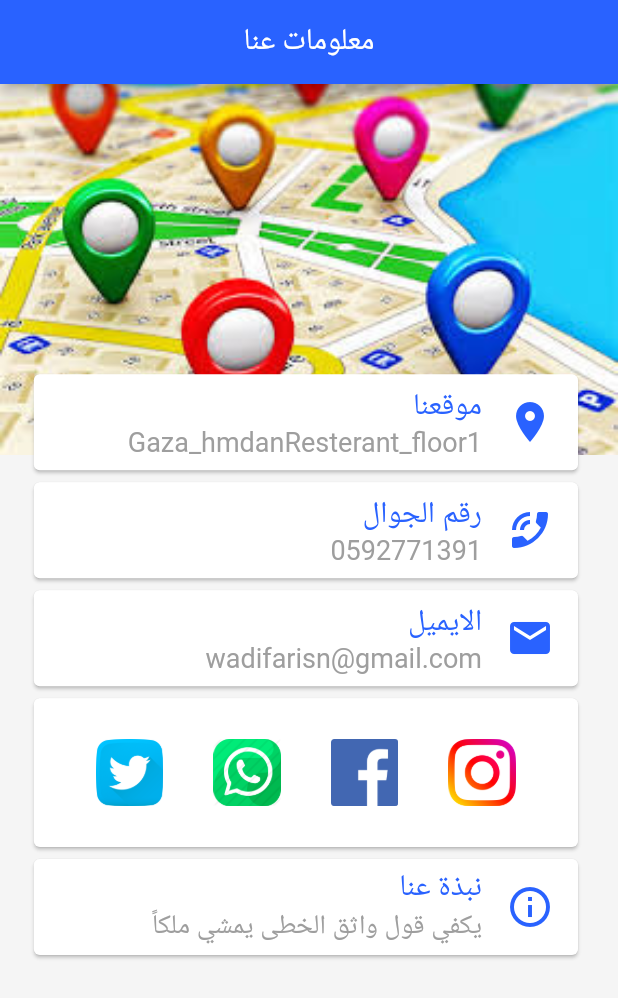
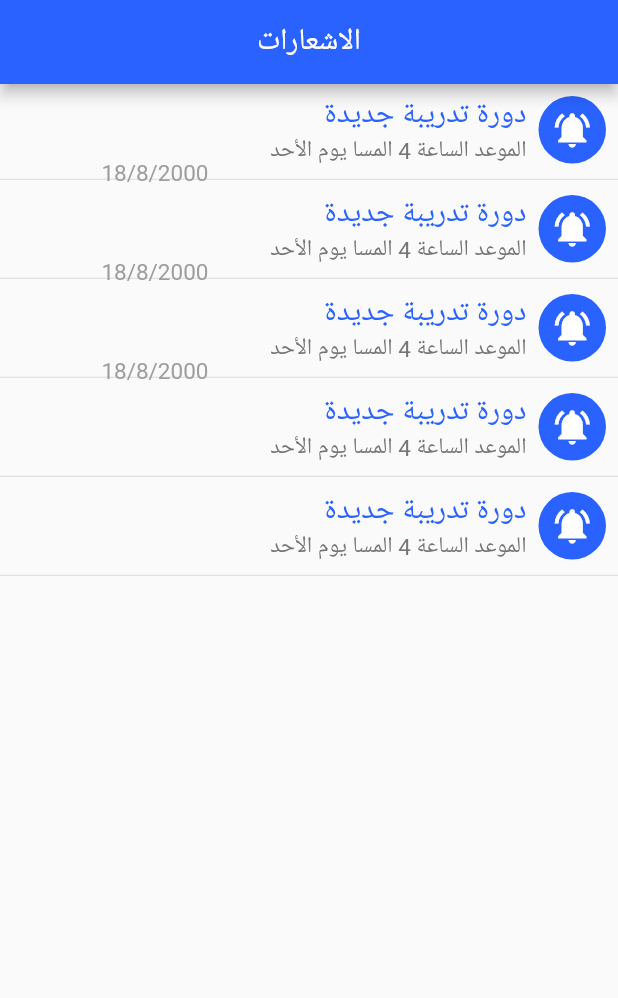
Before and after one commit to fareswadi/programmer_app, a Flutter app: the screen it shows after launch, on a phone screen of 412 x 824 dp. Shown: the top 998 px of the screen. Run offline on Flutter 3.47's test engine with Material 2 defaults, Android fonts, the light colour scheme and no system bars; our stand-ins replace google_fonts, splashscreen; missing offline and left inert: page_view_indicator.

Commit message:
Notification

```diff
--- a/lib/main.dart
+++ b/lib/main.dart
@@ -3,6 +3,7 @@ import 'package:flutter_localizations/flutter_localizations.dart';
 import 'package:programmer_app/callUs.dart';
 import 'package:programmer_app/details.dart';
 import 'package:programmer_app/information.dart';
+import 'package:programmer_app/notification.dart';
 import 'file:///G:/flutter_project/programmer_app/lib/mainpage/mainpage.dart';
 import 'package:programmer_app/pageview.dart';
 import 'package:programmer_app/welcomepage.dart';
@@ -19,7 +20,7 @@ class MyApp extends StatelessWidget {
     return MaterialApp(
       title: 'مبرمجين',
 
-      home:Information(),
+      home:Notificationpage(),
       routes: <String,WidgetBuilder>{
         '/MainPage':(BuildContext context)=>new MainPage(),
         '/CallUs':(BuildContext context)=>new CallUs()
--- /dev/null
+++ b/lib/notification.dart
@@ -0,0 +1,54 @@
+import 'package:flutter/cupertino.dart';
+import 'package:flutter/material.dart';
+class Notificationpage extends StatefulWidget {
+  @override
+  _NotificationpageState createState() => _NotificationpageState();
+}
+
+class _NotificationpageState extends State<Notificationpage> {
+  @override
+  Widget build(BuildContext context) {
+    return Scaffold(
+      appBar: AppBar(
+        title: Text('الاشعارات'),
+        centerTitle: true,
+        backgroundColor: Colors.blueAccent.shade700,
+      ),
+      body: ListView.builder(itemCount: 5,itemBuilder: (BuildContext context ,index){
+        return Column(
+          children: [
+            Row(
+              children: [
+                Padding(
+                  padding: const EdgeInsets.all(8.0),
+                  child: Container(width: 45,
+                      height: 45,
+                      decoration: BoxDecoration(
+                    color: Colors.blueAccent.shade700,
+                    shape: BoxShape.circle
+                  )
+                  ,child: Icon(Icons.notifications_active,size: 28,color: Colors.white,)),
+                ),
+                Column(
+                  crossAxisAlignment: CrossAxisAlignment.start,
+                  children: [
+                    Text('دورة تدريبة جديدة',style: TextStyle(color: Colors.blueAccent.shade700,fontSize: 20,),),
+                    Text('الموعد الساعة 4 المسا يوم الأحد',style: TextStyle(color: Colors.grey.shade600),)
+                  ],
+                ),
+                Transform.translate(
+                    offset: Offset(
+                        MediaQuery.of(context).size.width*-0.1,
+                        MediaQuery.of(context).size.height*-0.125
+                    )
+                    ,child: Text('18/8/2000',style: TextStyle(color: Colors.grey),))
+
+              ],
+            ),
+            Divider(height: 5,)
+          ],
+        );
+      }),
+    );
+  }
+}
```
